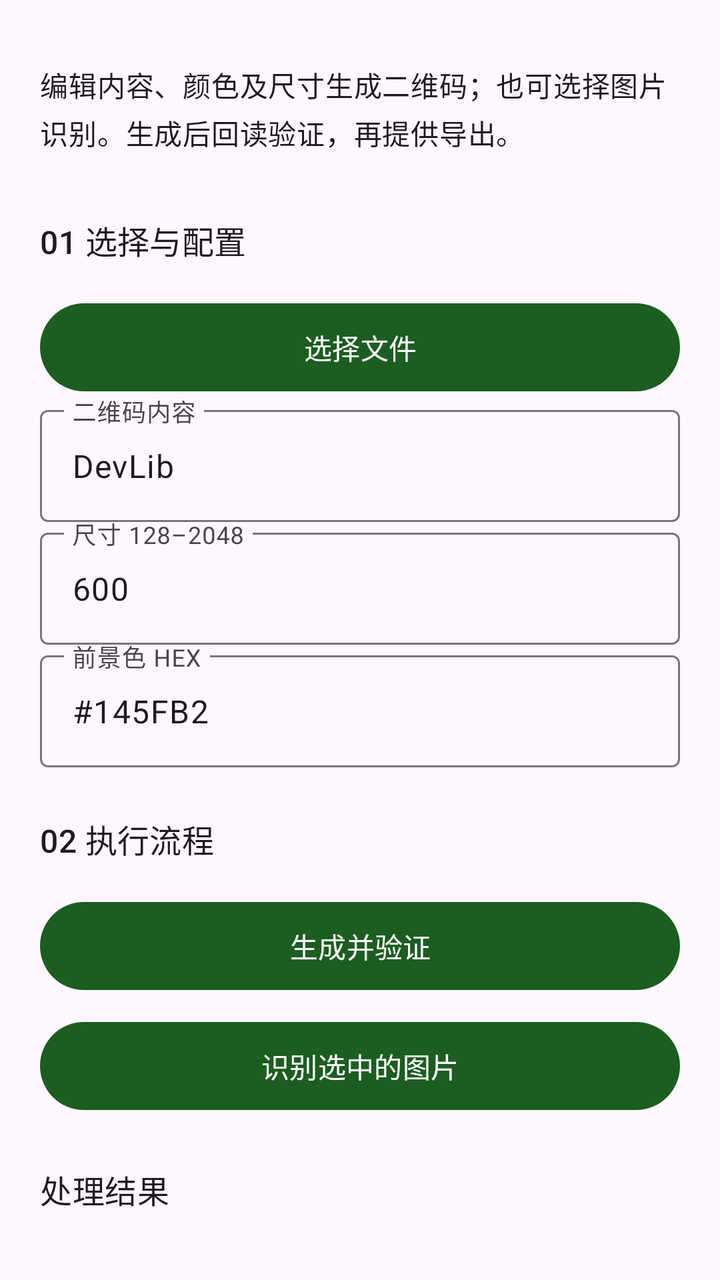
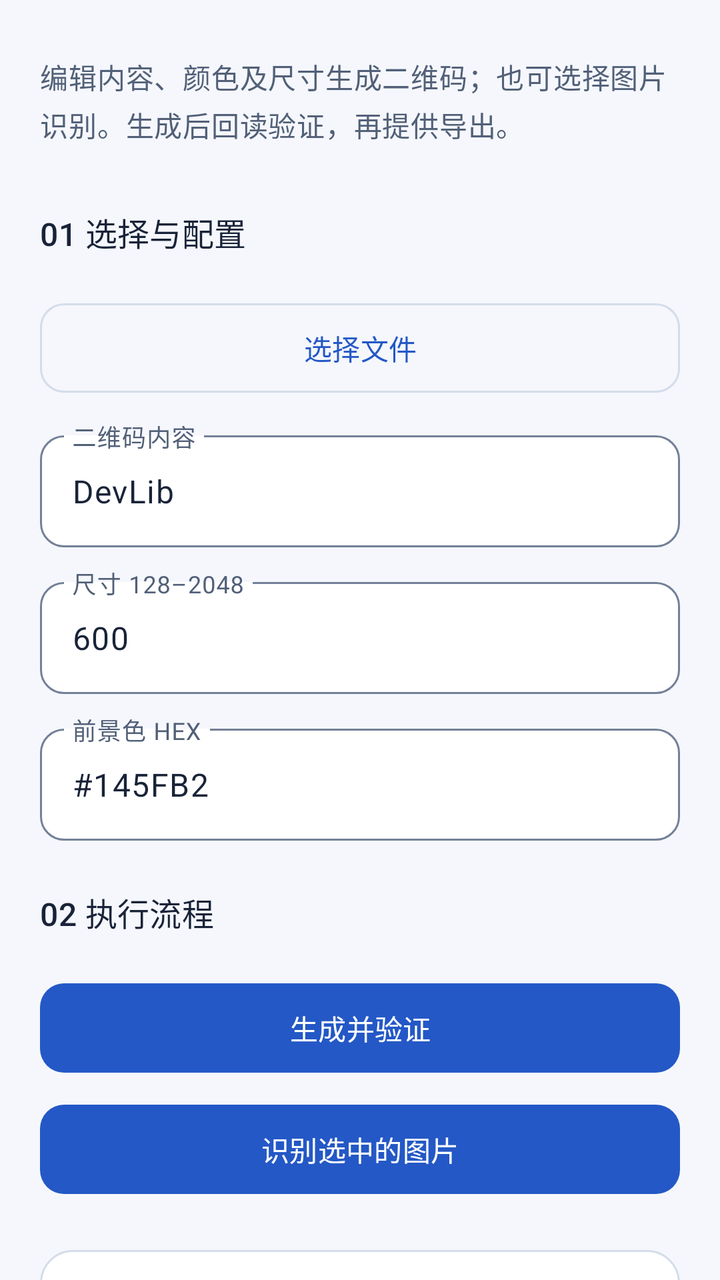

Screens rendered from an Android XML layout before and after an edit, with the pre-edit source and the edit as a unified diff.
<!-- AndroidManifest.xml: another module's application theme Theme.DevLib -->
<!-- res/layout/demo_qr.xml -->
<?xml version='1.0' encoding='utf-8'?>
<ScrollView xmlns:android="http://schemas.android.com/apk/res/android" android:layout_width="match_parent" android:layout_height="match_parent" android:fillViewport="true" android:scrollbars="none" android:clipToPadding="false">
    <LinearLayout style="@style/Demo.Page">
        <TextView style="@style/Demo.Label" android:text="@string/demo_qr_intro" />
        <TextView style="@style/Demo.Heading" android:text="@string/demo_qr_input" />
        <com.google.android.material.button.MaterialButton android:id="@+id/choose" style="@style/Demo.Button" android:text="@string/demo_choose" />
        <com.google.android.material.textfield.TextInputLayout android:layout_width="match_parent" android:layout_height="wrap_content" android:hint="@string/demo_qr_content">
            <com.google.android.material.textfield.TextInputEditText android:id="@+id/content" style="@style/Demo.Input" android:inputType="text" android:text="@string/demo_qr_content_value" android:saveEnabled="true" />
        </com.google.android.material.textfield.TextInputLayout>
        <com.google.android.material.textfield.TextInputLayout android:layout_width="match_parent" android:layout_height="wrap_content" android:hint="@string/demo_qr_size">
            <com.google.android.material.textfield.TextInputEditText android:id="@+id/size" style="@style/Demo.Input" android:inputType="number" android:text="@string/demo_qr_size_value" android:saveEnabled="true" />
        </com.google.android.material.textfield.TextInputLayout>
        <com.google.android.material.textfield.TextInputLayout android:layout_width="match_parent" android:layout_height="wrap_content" android:hint="@string/demo_qr_color">
            <com.google.android.material.textfield.TextInputEditText android:id="@+id/color" style="@style/Demo.Input" android:inputType="text" android:text="@string/demo_qr_color_value" android:saveEnabled="true" />
        </com.google.android.material.textfield.TextInputLayout>
        <TextView style="@style/Demo.Heading" android:text="@string/demo_qr_execute" />
        <com.google.android.material.button.MaterialButton android:id="@+id/generate" style="@style/Demo.Button" android:text="@string/demo_qr_generate" />
        <com.google.android.material.button.MaterialButton android:id="@+id/recognize" style="@style/Demo.Button" android:text="@string/demo_qr_recognize" />
        <include android:id="@+id/result" layout="@layout/demo_output" />
    </LinearLayout>
</ScrollView>
<!-- res/layout/demo_output.xml (included above) -->
<?xml version='1.0' encoding='utf-8'?>
<LinearLayout xmlns:android="http://schemas.android.com/apk/res/android" style="@style/Demo.Page" android:padding="0dp">
    <TextView style="@style/Demo.Heading" android:text="@string/demo_output" />
    <TextView android:id="@+id/inputs" style="@style/Demo.Label" android:textIsSelectable="true" />
    <ImageView android:id="@+id/inputPreview" android:layout_width="match_parent" android:layout_height="200dp" android:scaleType="fitCenter" android:contentDescription="@string/workspace_original" android:visibility="gone" />
    <ProgressBar android:id="@+id/progress" style="?android:attr/progressBarStyleHorizontal" android:layout_width="match_parent" android:layout_height="wrap_content" android:visibility="gone" />
    <TextView android:id="@+id/message" style="@style/Demo.Label" android:textIsSelectable="true" />
    <ImageView android:id="@+id/preview" android:layout_width="match_parent" android:layout_height="wrap_content" android:adjustViewBounds="true" android:maxHeight="360dp" android:contentDescription="@string/demo_preview" android:visibility="gone" />
    <com.google.android.material.button.MaterialButton android:id="@+id/cancel" style="@style/Demo.Button" android:text="@string/demo_cancel" android:visibility="gone" />
    <LinearLayout android:layout_width="match_parent" android:layout_height="wrap_content" android:orientation="horizontal">
        <com.google.android.material.button.MaterialButton android:id="@+id/open" style="@style/Demo.Button" android:layout_width="0dp" android:layout_weight="1" android:text="@string/demo_open" />
        <com.google.android.material.button.MaterialButton android:id="@+id/share" style="@style/Demo.Button" android:layout_width="0dp" android:layout_weight="1" android:text="@string/demo_share" />
    </LinearLayout>
    <com.google.android.material.button.MaterialButton android:id="@+id/save" style="@style/Demo.Button" android:text="@string/workspace_save" />
    <com.google.android.material.button.MaterialButton android:id="@+id/continueWith" style="@style/Demo.Button" android:text="@string/workspace_continue" />
</LinearLayout>
<!-- resources referenced by this layout -->
<resources>
  <style name="Demo.Button" parent="">
          <item name="android:layout_width">match_parent</item>
          <item name="android:layout_height">wrap_content</item>
          <item name="android:minHeight">52dp</item>
          <item name="android:layout_marginTop">8dp</item>
      </style>
  <style name="Demo.Heading" parent="Demo.Label">
          <item name="android:textAppearance">?attr/textAppearanceTitleMedium</item>
          <item name="android:layout_marginTop">24dp</item>
      </style>
  <style name="Demo.Input" parent="">
          <item name="android:layout_width">match_parent</item>
          <item name="android:layout_height">wrap_content</item>
          <item name="android:minHeight">56dp</item>
          <item name="android:layout_marginTop">8dp</item>
          <item name="android:importantForAutofill">no</item>
      </style>
  <style name="Demo.Label" parent="">
          <item name="android:layout_width">match_parent</item>
          <item name="android:layout_height">wrap_content</item>
          <item name="android:textAppearance">?attr/textAppearanceBodyMedium</item>
          <item name="android:layout_marginTop">12dp</item>
          <item name="android:layout_marginBottom">8dp</item>
      </style>
  <style name="Demo.Page" parent="">
          <item name="android:orientation">vertical</item>
          <item name="android:padding">20dp</item>
          <item name="android:layout_width">match_parent</item>
          <item name="android:layout_height">wrap_content</item>
      </style>
  <style name="Theme.DevLib" parent="Theme.Material3.DayNight.NoActionBar">
          <item name="colorPrimary">@color/primary</item>
          <item name="colorOnPrimary">@color/on_primary</item>
          <item name="android:statusBarColor">@android:color/transparent</item>
          <item name="android:navigationBarColor">@android:color/transparent</item>
          <item name="android:windowLightStatusBar">true</item>
          <item name="android:windowLightNavigationBar">true</item>
          <item name="android:enforceNavigationBarContrast">false</item>
      </style>
  <color name="primary">#1B5E20</color>
  <color name="on_primary">#FFFFFF</color>
  <!-- unchanged entries left out for length: 20 -->
</resources>

<!-- the commit's change to res/layout/demo_qr.xml (unified diff, before → after) -->
@@ -4,34 +4,34 @@
         <TextView style="@style/Demo.Label" android:text="@string/demo_qr_intro" />
         <TextView style="@style/Demo.Heading" android:text="@string/demo_qr_input" />
         <com.google.android.material.button.MaterialButton android:id="@+id/choose" style="@style/Demo.Button" android:text="@string/demo_choose" />
-        <com.google.android.material.textfield.TextInputLayout android:layout_width="match_parent" android:layout_height="wrap_content" android:hint="@string/demo_qr_content">
+        <com.google.android.material.textfield.TextInputLayout style="@style/Demo.TextInputLayout" android:layout_width="match_parent" android:layout_height="wrap_content" android:hint="@string/demo_qr_content">
             <com.google.android.material.textfield.TextInputEditText android:id="@+id/content" style="@style/Demo.Input" android:inputType="text" android:text="@string/demo_qr_content_value" android:saveEnabled="true" />
         </com.google.android.material.textfield.TextInputLayout>
-        <com.google.android.material.textfield.TextInputLayout android:layout_width="match_parent" android:layout_height="wrap_content" android:hint="@string/demo_qr_size">
+        <com.google.android.material.textfield.TextInputLayout style="@style/Demo.TextInputLayout" android:layout_width="match_parent" android:layout_height="wrap_content" android:hint="@string/demo_qr_size">
             <com.google.android.material.textfield.TextInputEditText android:id="@+id/size" style="@style/Demo.Input" android:inputType="number" android:text="@string/demo_qr_size_value" android:saveEnabled="true" />
         </com.google.android.material.textfield.TextInputLayout>
-        <com.google.android.material.textfield.TextInputLayout android:layout_width="match_parent" android:layout_height="wrap_content" android:hint="@string/demo_qr_color">
+        <com.google.android.material.textfield.TextInputLayout style="@style/Demo.TextInputLayout" android:layout_width="match_parent" android:layout_height="wrap_content" android:hint="@string/demo_qr_color">
             <com.google.android.material.textfield.TextInputEditText android:id="@+id/color" style="@style/Demo.Input" android:inputType="text" android:text="@string/demo_qr_color_value" android:saveEnabled="true" />
         </com.google.android.material.textfield.TextInputLayout>
         <TextView style="@style/Demo.Heading" android:text="@string/demo_qr_execute" />
-        <com.google.android.material.button.MaterialButton android:id="@+id/generate" style="@style/Demo.Button" android:text="@string/demo_qr_generate" />
-        <com.google.android.material.button.MaterialButton android:id="@+id/recognize" style="@style/Demo.Button" android:text="@string/demo_qr_recognize" />
+        <com.google.android.material.button.MaterialButton android:id="@+id/generate" style="@style/Demo.Button.Primary" android:text="@string/demo_qr_generate" />
+        <com.google.android.material.button.MaterialButton android:id="@+id/recognize" style="@style/Demo.Button.Primary" android:text="@string/demo_qr_recognize" />
         <include android:id="@+id/result" layout="@layout/demo_output" />
     </LinearLayout>
 </ScrollView>
 <!-- res/layout/demo_output.xml (included above) -->
 <?xml version='1.0' encoding='utf-8'?>
-<LinearLayout xmlns:android="http://schemas.android.com/apk/res/android" style="@style/Demo.Page" android:padding="0dp">
-    <TextView style="@style/Demo.Heading" android:text="@string/demo_output" />
+<LinearLayout xmlns:android="http://schemas.android.com/apk/res/android" style="@style/Demo.Page" android:padding="16dp" android:layout_marginTop="24dp" android:background="@drawable/demo_result_surface">
+    <TextView style="@style/Demo.Heading" android:layout_marginTop="0dp" android:text="@string/demo_output" />
     <TextView android:id="@+id/inputs" style="@style/Demo.Label" android:textIsSelectable="true" />
     <ImageView android:id="@+id/inputPreview" android:layout_width="match_parent" android:layout_height="200dp" android:scaleType="fitCenter" android:contentDescription="@string/workspace_original" android:visibility="gone" />
     <ProgressBar android:id="@+id/progress" style="?android:attr/progressBarStyleHorizontal" android:layout_width="match_parent" android:layout_height="wrap_content" android:visibility="gone" />
-    <TextView android:id="@+id/message" style="@style/Demo.Label" android:textIsSelectable="true" />
+    <TextView android:id="@+id/message" style="@style/Demo.Label" android:accessibilityLiveRegion="polite" android:textIsSelectable="true" />
     <ImageView android:id="@+id/preview" android:layout_width="match_parent" android:layout_height="wrap_content" android:adjustViewBounds="true" android:maxHeight="360dp" android:contentDescription="@string/demo_preview" android:visibility="gone" />
-    <com.google.android.material.button.MaterialButton android:id="@+id/cancel" style="@style/Demo.Button" android:text="@string/demo_cancel" android:visibility="gone" />
+    <com.google.android.material.button.MaterialButton android:id="@+id/cancel" style="@style/Demo.Button.Danger" android:text="@string/demo_cancel" android:visibility="gone" />
     <LinearLayout android:layout_width="match_parent" android:layout_height="wrap_content" android:orientation="horizontal">
-        <com.google.android.material.button.MaterialButton android:id="@+id/open" style="@style/Demo.Button" android:layout_width="0dp" android:layout_weight="1" android:text="@string/demo_open" />
-        <com.google.android.material.button.MaterialButton android:id="@+id/share" style="@style/Demo.Button" android:layout_width="0dp" android:layout_weight="1" android:text="@string/demo_share" />
+        <com.google.android.material.button.MaterialButton android:id="@+id/open" style="@style/Demo.Button.Primary" android:layout_marginEnd="4dp" android:layout_width="0dp" android:layout_weight="1" android:text="@string/demo_open" />
+        <com.google.android.material.button.MaterialButton android:id="@+id/share" style="@style/Demo.Button" android:layout_marginStart="4dp" android:layout_width="0dp" android:layout_weight="1" android:text="@string/demo_share" />
     </LinearLayout>
     <com.google.android.material.button.MaterialButton android:id="@+id/save" style="@style/Demo.Button" android:text="@string/workspace_save" />
     <com.google.android.material.button.MaterialButton android:id="@+id/continueWith" style="@style/Demo.Button" android:text="@string/workspace_continue" />
<!-- resource entries referenced after the edit -->
@@ -1,46 +1,130 @@
 <!-- resources referenced by this layout -->
 <resources>
-  <style name="Demo.Button" parent="">
+  <!-- drawable demo_result_surface (drawable) -->
+  <shape xmlns:android="http://schemas.android.com/apk/res/android" android:shape="rectangle">
+      <solid android:color="@color/dev_surface_card" />
+      <corners android:radius="16dp" />
+      <stroke android:width="1dp" android:color="@color/dev_outline_variant" />
+  </shape>
+  <style name="Demo.Button" parent="Widget.Material3.Button.OutlinedButton">
           <item name="android:layout_width">match_parent</item>
           <item name="android:layout_height">wrap_content</item>
-          <item name="android:minHeight">52dp</item>
+          <item name="android:minHeight">48dp</item>
+          <item name="android:minWidth">0dp</item>
           <item name="android:layout_marginTop">8dp</item>
+          <item name="android:textAllCaps">false</item>
+          <item name="cornerRadius">12dp</item>
+          <item name="strokeColor">@color/dev_outline_variant</item>
+          <item name="android:paddingTop">12dp</item>
+          <item name="android:paddingBottom">12dp</item>
+      </style>
+  <style name="Demo.Button.Danger" parent="Demo.Button">
+          <item name="android:textColor">@color/dev_error</item>
+      </style>
+  <style name="Demo.Button.Primary" parent="Widget.Material3.Button">
+          <item name="android:layout_width">match_parent</item>
+          <item name="android:layout_height">wrap_content</item>
+          <item name="android:minHeight">48dp</item>
+          <item name="android:minWidth">0dp</item>
+          <item name="android:layout_marginTop">8dp</item>
+          <item name="android:textAllCaps">false</item>
+          <item name="cornerRadius">12dp</item>
+          <item name="android:paddingTop">12dp</item>
+          <item name="android:paddingBottom">12dp</item>
       </style>
   <style name="Demo.Heading" parent="Demo.Label">
           <item name="android:textAppearance">?attr/textAppearanceTitleMedium</item>
+          <item name="android:textColor">@color/feature_res_on_surface</item>
           <item name="android:layout_marginTop">24dp</item>
+          <item name="android:layout_marginBottom">12dp</item>
+          <item name="android:accessibilityHeading">true</item>
       </style>
   <style name="Demo.Input" parent="">
           <item name="android:layout_width">match_parent</item>
           <item name="android:layout_height">wrap_content</item>
           <item name="android:minHeight">56dp</item>
-          <item name="android:layout_marginTop">8dp</item>
           <item name="android:importantForAutofill">no</item>
       </style>
   <style name="Demo.Label" parent="">
           <item name="android:layout_width">match_parent</item>
           <item name="android:layout_height">wrap_content</item>
           <item name="android:textAppearance">?attr/textAppearanceBodyMedium</item>
-          <item name="android:layout_marginTop">12dp</item>
+          <item name="android:textColor">@color/dev_on_surface_variant</item>
+          <item name="android:lineSpacingExtra">3dp</item>
+          <item name="android:layout_marginTop">8dp</item>
           <item name="android:layout_marginBottom">8dp</item>
       </style>
   <style name="Demo.Page" parent="">
           <item name="android:orientation">vertical</item>
           <item name="android:padding">20dp</item>
+          <item name="android:paddingBottom">32dp</item>
           <item name="android:layout_width">match_parent</item>
           <item name="android:layout_height">wrap_content</item>
       </style>
+  <style name="Demo.TextInputLayout" parent="Widget.Material3.TextInputLayout.OutlinedBox">
+          <item name="android:layout_marginTop">12dp</item>
+          <item name="boxCornerRadiusTopStart">12dp</item>
+          <item name="boxCornerRadiusTopEnd">12dp</item>
+          <item name="boxCornerRadiusBottomStart">12dp</item>
+          <item name="boxCornerRadiusBottomEnd">12dp</item>
+          <item name="boxBackgroundColor">@color/dev_surface_card</item>
+      </style>
   <style name="Theme.DevLib" parent="Theme.Material3.DayNight.NoActionBar">
-          <item name="colorPrimary">@color/primary</item>
-          <item name="colorOnPrimary">@color/on_primary</item>
+          <item name="colorPrimary">@color/dev_primary</item>
+          <item name="colorOnPrimary">@color/dev_on_primary</item>
+          <item name="colorPrimaryContainer">@color/dev_primary_container</item>
+          <item name="colorOnPrimaryContainer">@color/dev_on_primary_container</item>
+          <item name="colorSecondary">@color/dev_secondary</item>
+          <item name="colorOnSecondary">@color/dev_on_secondary</item>
+          <item name="colorSecondaryContainer">@color/dev_secondary_container</item>
+          <item name="colorOnSecondaryContainer">@color/dev_on_secondary_container</item>
+          <item name="colorTertiary">@color/dev_secondary</item>
+          <item name="colorOnTertiary">@color/dev_on_secondary</item>
+          <item name="colorTertiaryContainer">@color/dev_secondary_container</item>
+          <item name="colorOnTertiaryContainer">@color/dev_on_secondary_container</item>
+          <item name="android:colorBackground">@color/feature_res_surface</item>
+          <item name="android:windowBackground">@color/feature_res_surface</item>
+          <item name="colorOnBackground">@color/feature_res_on_surface</item>
+          <item name="colorSurface">@color/dev_surface_card</item>
+          <item name="colorOnSurface">@color/feature_res_on_surface</item>
+          <item name="colorSurfaceVariant">@color/dev_surface_variant</item>
+          <item name="colorOnSurfaceVariant">@color/dev_on_surface_variant</item>
+          <item name="colorSurfaceContainer">@color/dev_surface_card</item>
+          <item name="colorSurfaceContainerLow">@color/dev_surface_card</item>
+          <item name="colorSurfaceContainerHigh">@color/dev_surface_variant</item>
+          <item name="colorOutline">@color/dev_outline</item>
+          <item name="colorOutlineVariant">@color/dev_outline_variant</item>
+          <item name="colorError">@color/dev_error</item>
+          <item name="colorOnError">@color/dev_on_error</item>
+          <item name="colorErrorContainer">@color/dev_error_container</item>
+          <item name="colorOnErrorContainer">@color/dev_on_error_container</item>
+          <item name="textInputStyle">@style/Demo.TextInputLayout</item>
+          <item name="materialButtonStyle">@style/Demo.Button.Primary</item>
+          
+          <item name="android:windowLightStatusBar">@bool/dev_light_system_bars</item>
+          <item name="android:windowLightNavigationBar">@bool/dev_light_system_bars</item>
           <item name="android:statusBarColor">@android:color/transparent</item>
           <item name="android:navigationBarColor">@android:color/transparent</item>
-          <item name="android:windowLightStatusBar">true</item>
-          <item name="android:windowLightNavigationBar">true</item>
-          <item name="android:enforceNavigationBarContrast">false</item>
       </style>
-  <color name="primary">#1B5E20</color>
-  <color name="on_primary">#FFFFFF</color>
+  <color name="dev_surface_card">#FFFFFF</color>
+  <color name="dev_outline_variant">#D4DCE9</color>
+  <color name="dev_error">#B3261E</color>
+  <color name="feature_res_on_surface">#192338</color>
+  <color name="dev_on_surface_variant">#526078</color>
+  <color name="dev_primary">#2458C6</color>
+  <color name="dev_on_primary">#FFFFFF</color>
+  <color name="dev_primary_container">#DFE8FF</color>
+  <color name="dev_on_primary_container">#163567</color>
+  <color name="dev_secondary">#146C70</color>
+  <color name="dev_on_secondary">#FFFFFF</color>
+  <color name="dev_secondary_container">#D8F1F0</color>
+  <color name="dev_on_secondary_container">#124F53</color>
+  <color name="feature_res_surface">#F5F7FC</color>
+  <color name="dev_surface_variant">#E9EDF5</color>
+  <color name="dev_outline">#738098</color>
+  <color name="dev_on_error">#FFFFFF</color>
+  <color name="dev_error_container">#FCE3DF</color>
+  <color name="dev_on_error_container">#761F19</color>
   <!-- unchanged entries left out for length: 20 -->
 </resources>
 
